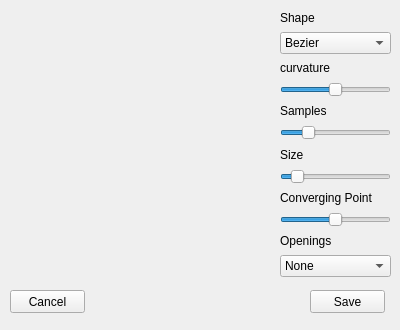
TopModLab/Unfolding, file forms/connectorpanel.ui: the form before one commit.
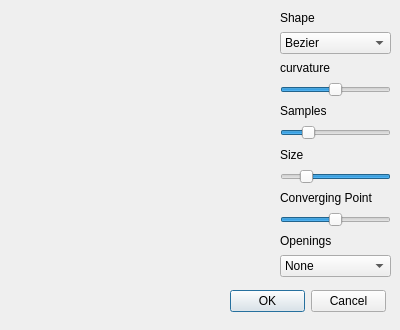
The form after the commit.

What changed in the file:
```diff
--- a/forms/connectorpanel.ui
+++ b/forms/connectorpanel.ui
@@ -113,12 +113,21 @@
       <property name="maximum">
        <number>100</number>
       </property>
+      <property name="value">
+       <number>80</number>
+      </property>
       <property name="sliderPosition">
-       <number>10</number>
+       <number>80</number>
       </property>
       <property name="orientation">
        <enum>Qt::Horizontal</enum>
       </property>
+      <property name="invertedAppearance">
+       <bool>true</bool>
+      </property>
+      <property name="invertedControls">
+       <bool>false</bool>
+      </property>
      </widget>
     </item>
     <item>
@@ -166,32 +175,6 @@
     </item>
    </layout>
   </widget>
-  <widget class="QPushButton" name="saveButton">
-   <property name="geometry">
-    <rect>
-     <x>310</x>
-     <y>290</y>
-     <width>75</width>
-     <height>23</height>
-    </rect>
-   </property>
-   <property name="text">
-    <string>Save</string>
-   </property>
-  </widget>
-  <widget class="QPushButton" name="cancelButton">
-   <property name="geometry">
-    <rect>
-     <x>10</x>
-     <y>290</y>
-     <width>75</width>
-     <height>23</height>
-    </rect>
-   </property>
-   <property name="text">
-    <string>Cancel</string>
-   </property>
-  </widget>
   <widget class="QWidget" name="verticalLayoutWidget_2">
    <property name="geometry">
     <rect>
@@ -203,6 +186,22 @@
    </property>
    <layout class="QVBoxLayout" name="viewerLayout"/>
   </widget>
+  <widget class="QDialogButtonBox" name="buttonBox">
+   <property name="geometry">
+    <rect>
+     <x>230</x>
+     <y>290</y>
+     <width>156</width>
+     <height>23</height>
+    </rect>
+   </property>
+   <property name="standardButtons">
+    <set>QDialogButtonBox::Cancel|QDialogButtonBox::Ok</set>
+   </property>
+   <property name="centerButtons">
+    <bool>false</bool>
+   </property>
+  </widget>
  </widget>
  <resources/>
  <connections/>
```
Left out of the diff: 7 changed lines with no effect on the pictures.
